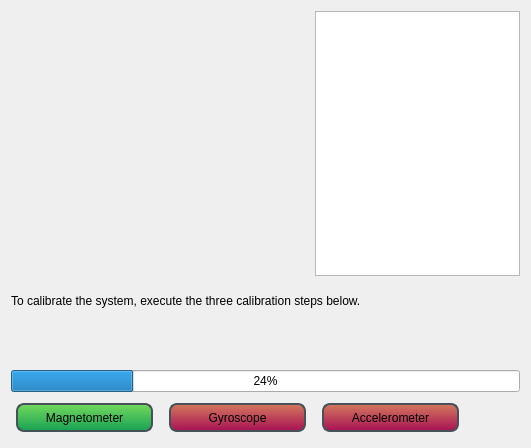
mavlink/qgroundcontrol, file src/ui/px4_configuration/QGCPX4SensorCalibration.ui: the form before one commit.
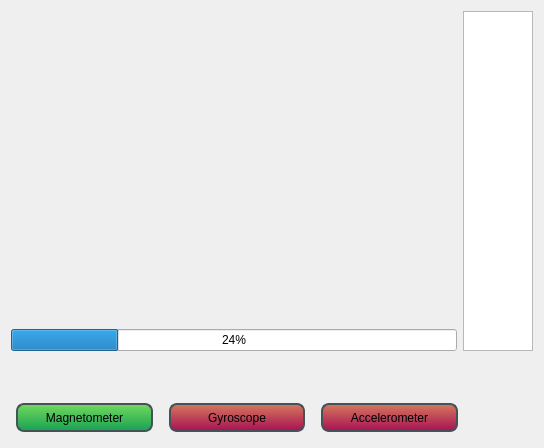
The form after the commit. Icons and pictures are not drawn.

What changed in the file:
```diff
--- a/src/ui/px4_configuration/QGCPX4SensorCalibration.ui
+++ b/src/ui/px4_configuration/QGCPX4SensorCalibration.ui
@@ -36,20 +36,7 @@
     border: 2px solid #465158;
 }</string>
   </property>
-  <layout class="QGridLayout" name="gridLayout" rowstretch="1,20,3,2,1,1,0" columnstretch="30,15,5">
-   <item row="6" column="2">
-    <spacer name="horizontalSpacer">
-     <property name="orientation">
-      <enum>Qt::Horizontal</enum>
-     </property>
-     <property name="sizeHint" stdset="0">
-      <size>
-       <width>40</width>
-       <height>20</height>
-      </size>
-     </property>
-    </spacer>
-   </item>
+  <layout class="QGridLayout" name="gridLayout" rowstretch="1,0,0,0,0,0,0" columnstretch="30,0,0">
    <item row="4" column="0" colspan="3">
     <spacer name="verticalSpacer">
      <property name="orientation">
@@ -63,6 +50,19 @@
      </property>
     </spacer>
    </item>
+   <item row="6" column="2">
+    <spacer name="horizontalSpacer">
+     <property name="orientation">
+      <enum>Qt::Horizontal</enum>
+     </property>
+     <property name="sizeHint" stdset="0">
+      <size>
+       <width>40</width>
+       <height>20</height>
+      </size>
+     </property>
+    </spacer>
+   </item>
    <item row="3" column="0" colspan="2">
     <widget class="QLabel" name="instructionLabel">
      <property name="text">
@@ -70,16 +70,6 @@
      </property>
     </widget>
    </item>
-   <item row="5" column="0" colspan="3">
-    <widget class="QProgressBar" name="progressBar">
-     <property name="value">
-      <number>24</number>
-     </property>
-    </widget>
-   </item>
-   <item row="0" column="1" rowspan="2" colspan="2">
-    <widget class="QPlainTextEdit" name="textView"/>
-   </item>
    <item row="6" column="0" colspan="2">
     <layout class="QHBoxLayout" name="horizontalLayout">
      <item>
@@ -117,13 +107,6 @@
      </item>
     </layout>
    </item>
-   <item row="2" column="0" colspan="3">
-    <widget class="QLabel" name="calibrationExplanationLabel">
-     <property name="text">
-      <string>To calibrate the system, execute the three calibration steps below.</string>
-     </property>
-    </widget>
-   </item>
    <item row="0" column="0" rowspan="2">
     <widget class="QLabel" name="iconLabel">
      <property name="text">
@@ -134,6 +117,16 @@
      </property>
     </widget>
    </item>
+   <item row="2" column="0">
+    <widget class="QProgressBar" name="progressBar">
+     <property name="value">
+      <number>24</number>
+     </property>
+    </widget>
+   </item>
+   <item row="0" column="1" rowspan="3" colspan="2">
+    <widget class="QPlainTextEdit" name="textView"/>
+   </item>
   </layout>
  </widget>
  <resources>
```
